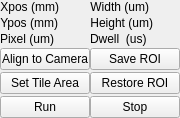
Old version of the form acq4/modules/Imager/imagerTemplate.ui in the repository acq4/acq4.
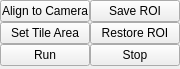
New version of the form.

Commit message: Imager is working well

Patch:
```diff
--- a/acq4/modules/Imager/imagerTemplate.ui
+++ b/acq4/modules/Imager/imagerTemplate.ui
@@ -7,7 +7,7 @@
     <x>0</x>
     <y>0</y>
     <width>180</width>
-    <height>118</height>
+    <height>69</height>
    </rect>
   </property>
   <property name="sizePolicy">
@@ -20,187 +20,13 @@
    <string>Form</string>
   </property>
   <layout class="QGridLayout" name="gridLayout">
-   <property name="horizontalSpacing">
-    <number>0</number>
-   </property>
-   <property name="verticalSpacing">
-    <number>2</number>
-   </property>
    <property name="margin">
     <number>0</number>
    </property>
+   <property name="spacing">
+    <number>0</number>
+   </property>
    <item row="0" column="0">
-    <widget class="QLabel" name="label_6">
-     <property name="sizePolicy">
-      <sizepolicy hsizetype="Fixed" vsizetype="Fixed">
-       <horstretch>0</horstretch>
-       <verstretch>0</verstretch>
-      </sizepolicy>
-     </property>
-     <property name="text">
-      <string>Xpos (mm)</string>
-     </property>
-     <property name="alignment">
-      <set>Qt::AlignRight|Qt::AlignTrailing|Qt::AlignVCenter</set>
-     </property>
-    </widget>
-   </item>
-   <item row="0" column="1">
-    <widget class="QLabel" name="xpos">
-     <property name="sizePolicy">
-      <sizepolicy hsizetype="Fixed" vsizetype="Fixed">
-       <horstretch>0</horstretch>
-       <verstretch>0</verstretch>
-      </sizepolicy>
-     </property>
-     <property name="text">
-      <string/>
-     </property>
-    </widget>
-   </item>
-   <item row="0" column="2">
-    <widget class="QLabel" name="label">
-     <property name="sizePolicy">
-      <sizepolicy hsizetype="Fixed" vsizetype="Fixed">
-       <horstretch>0</horstretch>
-       <verstretch>0</verstretch>
-      </sizepolicy>
-     </property>
-     <property name="text">
-      <string>Width (um)</string>
-     </property>
-     <property name="alignment">
-      <set>Qt::AlignRight|Qt::AlignTrailing|Qt::AlignVCenter</set>
-     </property>
-    </widget>
-   </item>
-   <item row="0" column="3">
-    <widget class="QLabel" name="width">
-     <property name="sizePolicy">
-      <sizepolicy hsizetype="Fixed" vsizetype="Fixed">
-       <horstretch>0</horstretch>
-       <verstretch>0</verstretch>
-      </sizepolicy>
-     </property>
-     <property name="text">
-      <string/>
-     </property>
-    </widget>
-   </item>
-   <item row="1" column="0">
-    <widget class="QLabel" name="label_8">
-     <property name="sizePolicy">
-      <sizepolicy hsizetype="Fixed" vsizetype="Fixed">
-       <horstretch>0</horstretch>
-       <verstretch>0</verstretch>
-      </sizepolicy>
-     </property>
-     <property name="text">
-      <string>Ypos (mm)</string>
-     </property>
-     <property name="alignment">
-      <set>Qt::AlignRight|Qt::AlignTrailing|Qt::AlignVCenter</set>
-     </property>
-    </widget>
-   </item>
-   <item row="1" column="1">
-    <widget class="QLabel" name="ypos">
-     <property name="sizePolicy">
-      <sizepolicy hsizetype="Fixed" vsizetype="Fixed">
-       <horstretch>0</horstretch>
-       <verstretch>0</verstretch>
-      </sizepolicy>
-     </property>
-     <property name="text">
-      <string/>
-     </property>
-    </widget>
-   </item>
-   <item row="1" column="2">
-    <widget class="QLabel" name="label_4">
-     <property name="sizePolicy">
-      <sizepolicy hsizetype="Fixed" vsizetype="Fixed">
-       <horstretch>0</horstretch>
-       <verstretch>0</verstretch>
-      </sizepolicy>
-     </property>
-     <property name="text">
-      <string>Height (um)</string>
-     </property>
-     <property name="alignment">
-      <set>Qt::AlignRight|Qt::AlignTrailing|Qt::AlignVCenter</set>
-     </property>
-    </widget>
-   </item>
-   <item row="1" column="3">
-    <widget class="QLabel" name="height">
-     <property name="sizePolicy">
-      <sizepolicy hsizetype="Fixed" vsizetype="Fixed">
-       <horstretch>0</horstretch>
-       <verstretch>0</verstretch>
-      </sizepolicy>
-     </property>
-     <property name="text">
-      <string/>
-     </property>
-    </widget>
-   </item>
-   <item row="2" column="0">
-    <widget class="QLabel" name="label_11">
-     <property name="sizePolicy">
-      <sizepolicy hsizetype="Fixed" vsizetype="Fixed">
-       <horstretch>0</horstretch>
-       <verstretch>0</verstretch>
-      </sizepolicy>
-     </property>
-     <property name="text">
-      <string>Pixel (um)</string>
-     </property>
-     <property name="alignment">
-      <set>Qt::AlignRight|Qt::AlignTrailing|Qt::AlignVCenter</set>
-     </property>
-    </widget>
-   </item>
-   <item row="2" column="1">
-    <widget class="QLabel" name="pixelSize">
-     <property name="sizePolicy">
-      <sizepolicy hsizetype="Fixed" vsizetype="Fixed">
-       <horstretch>0</horstretch>
-       <verstretch>0</verstretch>
-      </sizepolicy>
-     </property>
-     <property name="text">
-      <string/>
-     </property>
-    </widget>
-   </item>
-   <item row="2" column="2">
-    <widget class="QLabel" name="label_3">
-     <property name="sizePolicy">
-      <sizepolicy hsizetype="Fixed" vsizetype="Fixed">
-       <horstretch>0</horstretch>
-       <verstretch>0</verstretch>
-      </sizepolicy>
-     </property>
-     <property name="text">
-      <string>Dwell  (us)</string>
-     </property>
-    </widget>
-   </item>
-   <item row="2" column="3">
-    <widget class="QLabel" name="dwellTime">
-     <property name="sizePolicy">
-      <sizepolicy hsizetype="Fixed" vsizetype="Fixed">
-       <horstretch>0</horstretch>
-       <verstretch>0</verstretch>
-      </sizepolicy>
-     </property>
-     <property name="text">
-      <string/>
-     </property>
-    </widget>
-   </item>
-   <item row="3" column="0" colspan="2">
     <widget class="QPushButton" name="Align_to_Camera">
      <property name="sizePolicy">
       <sizepolicy hsizetype="Fixed" vsizetype="Fixed">
@@ -219,7 +45,7 @@
      </property>
     </widget>
    </item>
-   <item row="3" column="2" colspan="2">
+   <item row="0" column="1">
     <widget class="QPushButton" name="saveROI">
      <property name="sizePolicy">
       <sizepolicy hsizetype="Fixed" vsizetype="Fixed">
@@ -238,7 +64,7 @@
      </property>
     </widget>
    </item>
-   <item row="4" column="0" colspan="2">
+   <item row="1" column="0">
     <widget class="QPushButton" name="set_TilesButton">
      <property name="sizePolicy">
       <sizepolicy hsizetype="Fixed" vsizetype="Fixed">
@@ -260,7 +86,7 @@
      </property>
     </widget>
    </item>
-   <item row="4" column="2" colspan="2">
+   <item row="1" column="1">
     <widget class="QPushButton" name="restoreROI">
      <property name="sizePolicy">
       <sizepolicy hsizetype="Fixed" vsizetype="Fixed">
@@ -279,7 +105,7 @@
      </property>
     </widget>
    </item>
-   <item row="5" column="0" colspan="2">
+   <item row="2" column="0">
     <widget class="QPushButton" name="run_button">
      <property name="sizePolicy">
       <sizepolicy hsizetype="Fixed" vsizetype="Fixed">
@@ -298,7 +124,7 @@
      </property>
     </widget>
    </item>
-   <item row="5" column="2" colspan="2">
+   <item row="2" column="1">
     <widget class="QPushButton" name="stop_button">
      <property name="sizePolicy">
       <sizepolicy hsizetype="Fixed" vsizetype="Fixed">
```
The commit also changes 10 other files.
